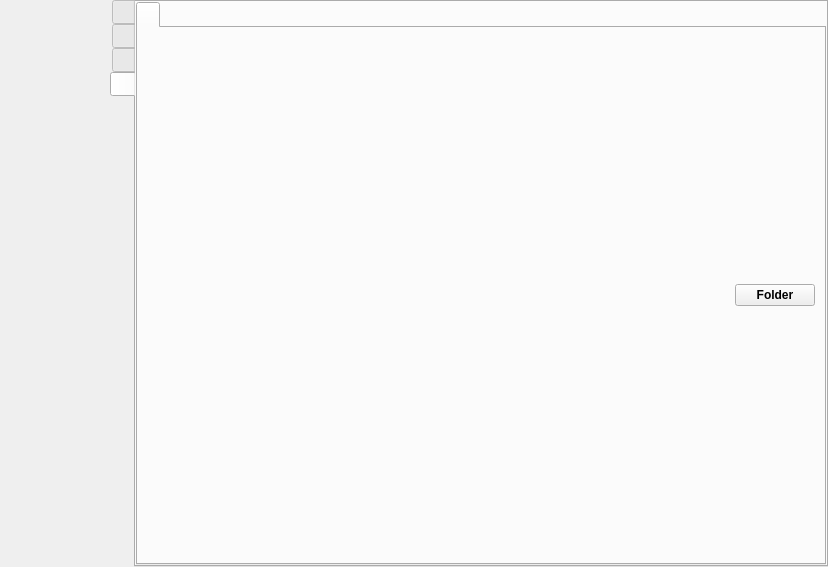
Old version of the form src/wayland/formMainWindow_wl.ui in the repository rusbomber/vokoscreenNG.
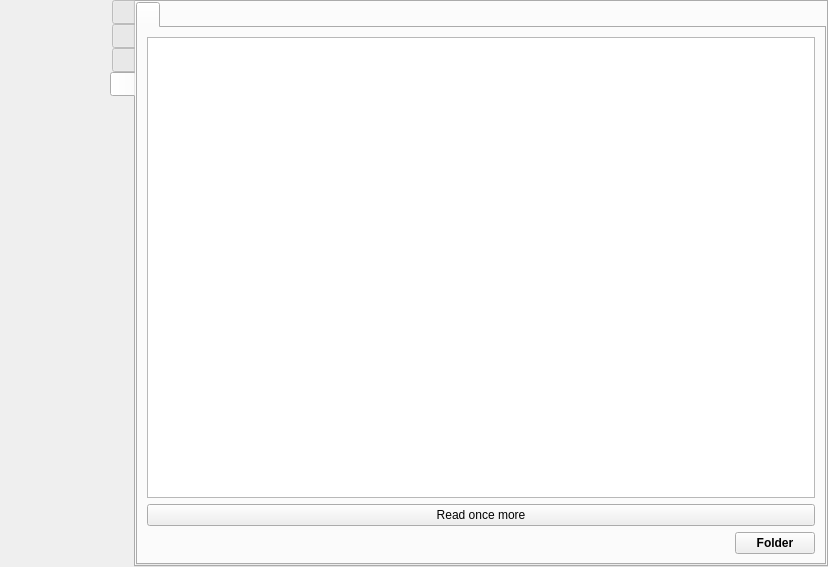
New version of the form. The open tabs and pages were chosen to show the change. Icons and pictures are not drawn.

Patch:
```diff
--- a/src/wayland/formMainWindow_wl.ui
+++ b/src/wayland/formMainWindow_wl.ui
@@ -2817,6 +2817,16 @@
               <string notr="true"/>
              </attribute>
              <layout class="QVBoxLayout" name="verticalLayout_9">
+              <item>
+               <widget class="QTextBrowser" name="textBrowser"/>
+              </item>
+              <item>
+               <widget class="QPushButton" name="pushButton">
+                <property name="text">
+                 <string>Read once more</string>
+                </property>
+               </widget>
+              </item>
               <item>
                <layout class="QHBoxLayout" name="horizontalLayout_12">
                 <item>
```
Left out of the diff: 6 changed lines with no effect on the pictures.
